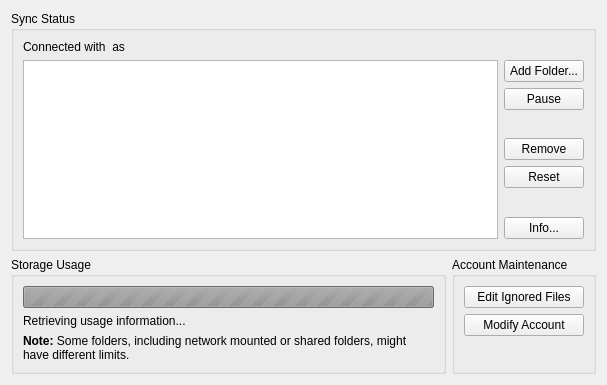
Qt form src/mirall/accountsettings.ui (GrossLukas/client) before a commit.
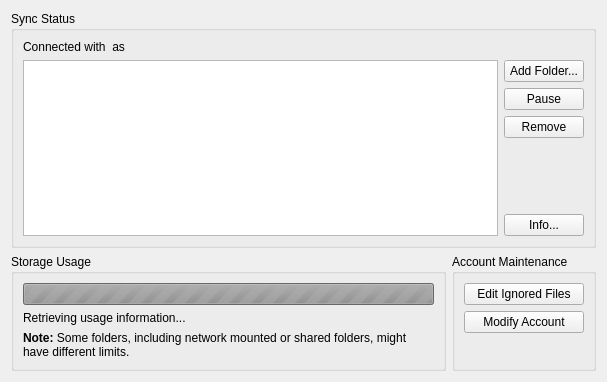
The same form after that commit.

Commit message:
Make Folder Reset an expert option (F5)
This feature should not be required, but might be helpful
in the debugging process.

```diff
--- a/src/mirall/accountsettings.ui
+++ b/src/mirall/accountsettings.ui
@@ -7,7 +7,7 @@
     <x>0</x>
     <y>0</y>
     <width>607</width>
-    <height>385</height>
+    <height>382</height>
    </rect>
   </property>
   <property name="windowTitle">
@@ -85,19 +85,6 @@
           </property>
          </widget>
         </item>
-        <item>
-         <spacer name="verticalSpacer_2">
-          <property name="orientation">
-           <enum>Qt::Vertical</enum>
-          </property>
-          <property name="sizeHint" stdset="0">
-           <size>
-            <width>20</width>
-            <height>40</height>
-           </size>
-          </property>
-         </spacer>
-        </item>
         <item>
          <widget class="QPushButton" name="_ButtonRemove">
           <property name="text">
@@ -105,13 +92,6 @@
           </property>
          </widget>
         </item>
-        <item>
-         <widget class="QPushButton" name="_ButtonReset">
-          <property name="text">
-           <string>Reset</string>
-          </property>
-         </widget>
-        </item>
         <item>
          <spacer name="verticalSpacer_3">
           <property name="orientation">
```
The commit also changes 1 other file.
